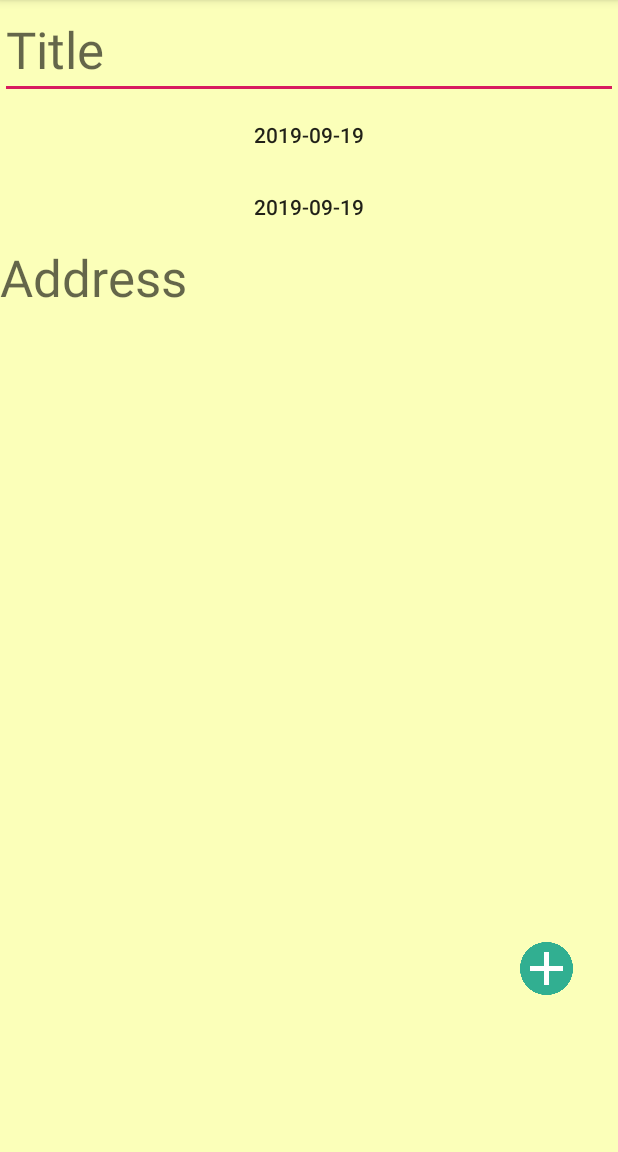
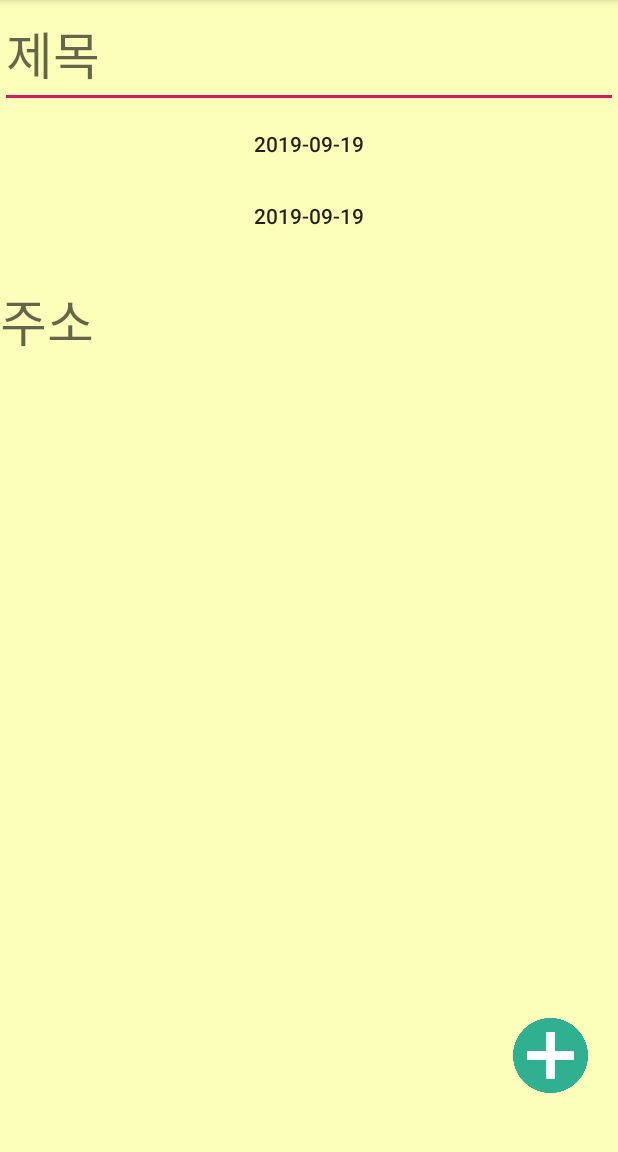
Before and after one commit to JosephNaa/MapmoProject, an Android app: the addMemoActivity screen opened directly, with no data from a screen before it, on a phone screen of 412 x 824 dp, the part 84-1236 px from its top. Run offline under Robolectric (Android 15) with nearby library versions, the light colour scheme and no system bars.

Commit message:
no message

```diff
--- a/Mapmo/app/src/main/AndroidManifest.xml
+++ b/Mapmo/app/src/main/AndroidManifest.xml
@@ -26,7 +26,8 @@
 
         <activity
             android:name=".MainActivity"
-            android:label="@string/title_activity_maps">
+            android:label="@string/title_activity_maps"
+            android:windowSoftInputMode="adjustResize|adjustPan">
             <intent-filter>
                 <action android:name="android.intent.action.MAIN" />
 
--- a/Mapmo/app/src/main/java/com/example/mapmo/MainActivity.java
+++ b/Mapmo/app/src/main/java/com/example/mapmo/MainActivity.java
@@ -124,7 +124,7 @@
     @Override
     protected void onCreate(Bundle savedInstanceState) {
         super.onCreate(savedInstanceState);
-
+        getWindow().setSoftInputMode(WindowManager.LayoutParams.SOFT_INPUT_ADJUST_PAN);
         //데이터베이스 open
         final DBHandler dbHandler = DBHandler.open(getBaseContext());
 
--- a/Mapmo/app/src/main/res/layout/activity_add_memo.xml
+++ b/Mapmo/app/src/main/res/layout/activity_add_memo.xml
@@ -1,6 +1,6 @@
 <?xml version="1.0" encoding="utf-8"?>
-<LinearLayout xmlns:android="http://schemas.android.com/apk/res/android"
-    xmlns:app="http://schemas.android.com/apk/res-auto"
+<LinearLayout
+    xmlns:android="http://schemas.android.com/apk/res/android"
     xmlns:tools="http://schemas.android.com/tools"
     android:layout_width="match_parent"
     android:layout_height="match_parent"
@@ -8,12 +8,22 @@
     android:orientation="vertical"
     tools:context=".addMemoActivity">
 
+        <ScrollView
+            android:layout_width="match_parent"
+            android:layout_height="match_parent">
+
+                <LinearLayout
+                    android:layout_width="match_parent"
+                    android:layout_height="wrap_content"
+                    android:orientation="vertical">
+
+
                         <EditText
                             android:id="@+id/titlePt"
                             android:layout_width="match_parent"
                             android:layout_height="wrap_content"
                             android:ems="10"
-            android:hint="Title"
+                            android:hint="제목"
                             android:inputType="textPersonName"
                             android:textAppearance="@style/TextAppearance.AppCompat.Display1" />
 
@@ -37,7 +47,8 @@
                             android:id="@+id/textView2"
                             android:layout_width="match_parent"
                             android:layout_height="wrap_content"
-            android:text="Address"
+                            android:layout_marginTop="20sp"
+                            android:text="주소"
                             android:textAppearance="@style/TextAppearance.AppCompat.Display1" />
 
                         <TextView
@@ -46,23 +57,28 @@
                             android:layout_height="wrap_content"
                             android:text="TextView" />
 
+
                         <ListView
                             android:id="@+id/listview"
+                            android:layout_marginTop="20sp"
                             android:layout_width="match_parent"
-            android:layout_height="386dp"
+                            android:layout_height="380dp"
                             android:background="#FBFFB9"
                             android:divider="@color/common_google_signin_btn_text_dark_disabled"
                             android:scrollbars="none" />
 
                         <Button
                             android:id="@+id/add"
-            android:layout_width="35dp"
-            android:layout_height="35dp"
+                            android:layout_width="50dp"
+                            android:layout_height="50dp"
                             android:layout_gravity="right"
-            android:layout_marginRight="30sp"
-            android:layout_marginTop="15sp"
+                            android:layout_marginTop="20sp"
+                            android:layout_marginRight="20sp"
                             android:background="@drawable/plus"
                             tools:layout_editor_absoluteX="0dp"
                             tools:layout_editor_absoluteY="0dp" />
+                </LinearLayout>
+        </ScrollView>
+
 
 </LinearLayout>
--- a/Mapmo/build.gradle
+++ b/Mapmo/build.gradle
@@ -7,7 +7,7 @@
 
     }
     dependencies {
-        classpath 'com.android.tools.build:gradle:3.4.1'
+        classpath 'com.android.tools.build:gradle:3.5.0'
         classpath 'com.google.gms:google-services:4.2.0'
 
         // NOTE: Do not place your application dependencies here; they belong
```
Also changed, not shown: Mapmo/gradle/wrapper/gradle-wrapper.properties. Lines whose indentation alone changed are shown as unchanged.
